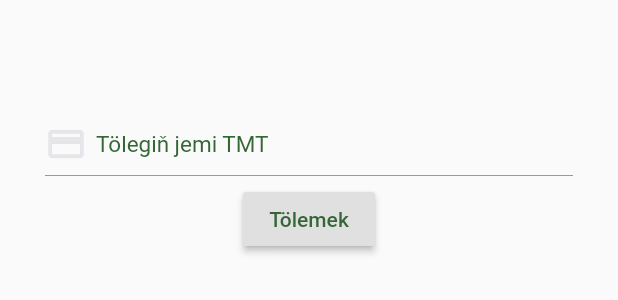
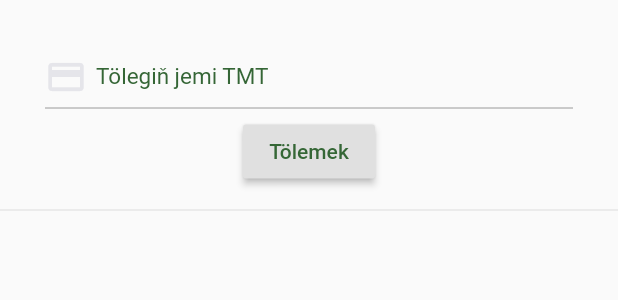
Before and after one commit to ttweb2017/jkh, a Flutter app: the PaymentList widget shown alone on an empty page, opened directly with empty values, on a phone screen of 412 x 824 dp. Shown: the top 300 px of the screen. Run offline on Flutter 3.47's test engine with Material 2 defaults, Android fonts, the light colour scheme and no system bars; our stand-ins replace shared_preferences; missing offline and left inert: dart:ffi, flutter_webview_plugin; accounts and stored records are empty.

Commit message:
payment list bug fix

```diff
--- a/lib/screens/payment/paymentList.dart
+++ b/lib/screens/payment/paymentList.dart
@@ -47,7 +47,7 @@ class _PaymentListState extends State<PaymentList> {
         child: Column(
           children: <Widget>[
             Container(
-              margin: EdgeInsets.only(top: 50.0, right: 30.0, bottom: 5.0, left: 30.0),
+              margin: EdgeInsets.only(top: 5.0, right: 30.0, bottom: 5.0, left: 30.0),
               child: Center(
                 child: InputFieldArea(
                   maxLen: 6,
@@ -70,6 +70,7 @@ class _PaymentListState extends State<PaymentList> {
             Padding(
                 padding: EdgeInsets.symmetric(vertical: 5.0)
             ),
+            Divider(height: 10.0),
             Center(
               child: Stack(
                 alignment: Alignment.center,
```
